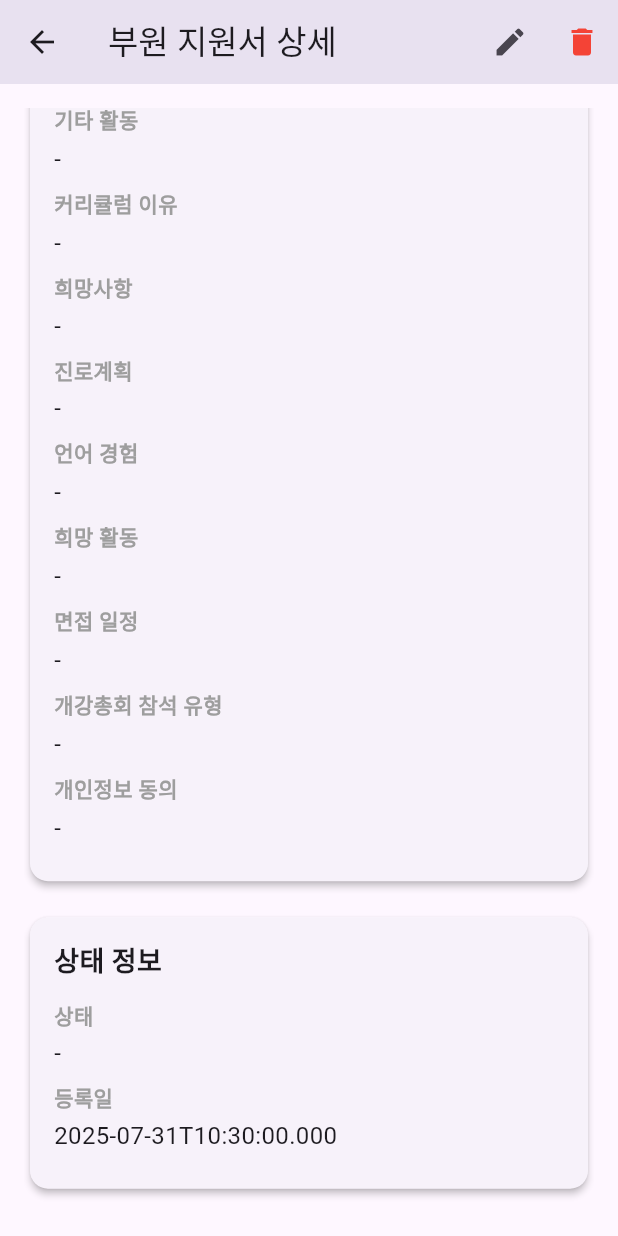
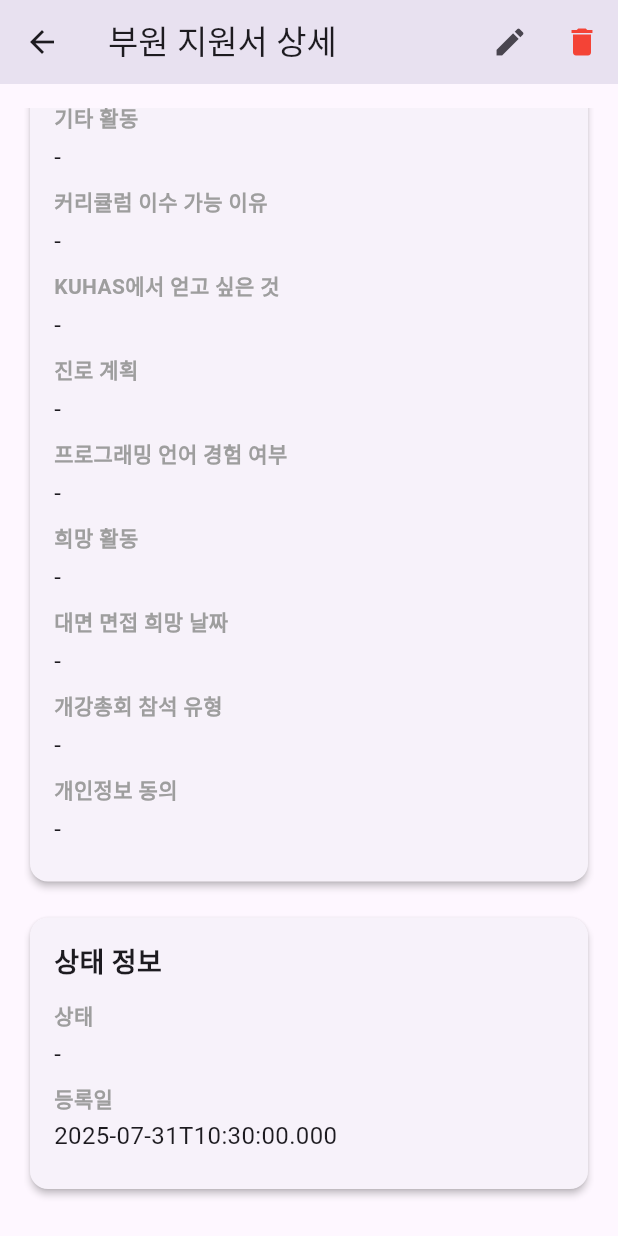
Before and after one commit to subin9594/sub_applicant-management, a Flutter app: the AdminApplicationDetailPage screen opened directly with empty values, scrolled down 576 dp, on a phone screen of 412 x 824 dp. Run offline on Flutter 3.47's test engine with Material 3 defaults, Android fonts, the phone set to English and light mode, and no system bars; our stand-ins replace lottie.

Commit message:
수정 페이지 항목 선택지 수정....

```diff
--- a/flutter-frontend/lib/admin_application_detail_page.dart
+++ b/flutter-frontend/lib/admin_application_detail_page.dart
@@ -169,14 +169,14 @@ class _AdminApplicationDetailPageState extends State<AdminApplicationDetailPage>
                   _buildInfoCard('지원 정보', [
                     _buildInfoRow('지원동기', _application['motivation'] ?? '', isLongText: true),
                     _buildInfoRow('기타 활동', _application['otherActivity'] ?? ''),
-                    _buildInfoRow('커리큘럼 이유', _application['curriculumReason'] ?? ''),
-                    _buildInfoRow('희망사항', _application['wish'] ?? ''),
-                    _buildInfoRow('진로계획', _application['career'] ?? ''),
-                    _buildInfoRow('언어 경험', _application['languageExp'] ?? ''),
+                    _buildInfoRow('커리큘럼 이수 가능 이유', _application['curriculumReason'] ?? ''),
+                    _buildInfoRow('KUHAS에서 얻고 싶은 것', _application['wish'] ?? ''),
+                    _buildInfoRow('진로 계획', _application['career'] ?? ''),
+                    _buildInfoRow('프로그래밍 언어 경험 여부', _application['languageExp'] ?? ''),
                     if (_application['languageExp'] == '있음')
                       _buildInfoRow('언어 상세', _application['languageDetail'] ?? ''),
                     _buildInfoRow('희망 활동', _application['wishActivities'] ?? ''),
-                    _buildInfoRow('면접 일정', _application['interviewDate'] ?? ''),
+                    _buildInfoRow('대면 면접 희망 날짜', _application['interviewDate'] ?? ''),
                     _buildInfoRow('개강총회 참석 유형', _application['attendType'] ?? ''),
                     _buildInfoRow('개인정보 동의', _application['privacyAgreement'] ?? ''),
                   ]),
--- a/flutter-frontend/lib/admin_edit_page.dart
+++ b/flutter-frontend/lib/admin_edit_page.dart
@@ -391,7 +391,7 @@ class _AdminEditPageState extends State<AdminEditPage> {
                   TextFormField(
                     controller: _curriculumReasonController,
                     decoration: const InputDecoration(
-                      labelText: '커리큘럼 선택 이유:',
+                      labelText: '커리큘럼 이수 가능 이유:',
                       hintText: 'KUHAS의 커리큘럼 중 관심 있는 분야와 그 이유를 작성해주세요.',
                       hintStyle: TextStyle(color: Colors.grey),
                     ),
@@ -410,7 +410,7 @@ class _AdminEditPageState extends State<AdminEditPage> {
                   TextFormField(
                     controller: _wishController,
                     decoration: const InputDecoration(
-                      labelText: '희망사항:',
+                      labelText: 'KUHAS에서 얻고 싶은 것:',
                       hintText: 'KUHAS에서 하고 싶은 활동이나 배우고 싶은 것들을 작성해주세요.',
                       hintStyle: TextStyle(color: Colors.grey),
                     ),
@@ -446,7 +446,7 @@ class _AdminEditPageState extends State<AdminEditPage> {
                   ),
                   const SizedBox(height: 16),
                   const Text(
-                    '언어 경험:',
+                    '프로그래밍 언어 경험 여부:',
                     style: TextStyle(fontWeight: FontWeight.bold),
                   ),
                   RadioListTile<String>(
@@ -569,7 +569,7 @@ class _AdminEditPageState extends State<AdminEditPage> {
                   ),
                   const SizedBox(height: 16),
                   const Text(
-                    '면접 일정:',
+                    '대면 면접 희망 날짜:',
                     style: TextStyle(fontWeight: FontWeight.bold),
                   ),
                   CheckboxListTile(
```
Also changed, not shown: 1 other file. Lines whose indentation alone changed are shown as unchanged.
